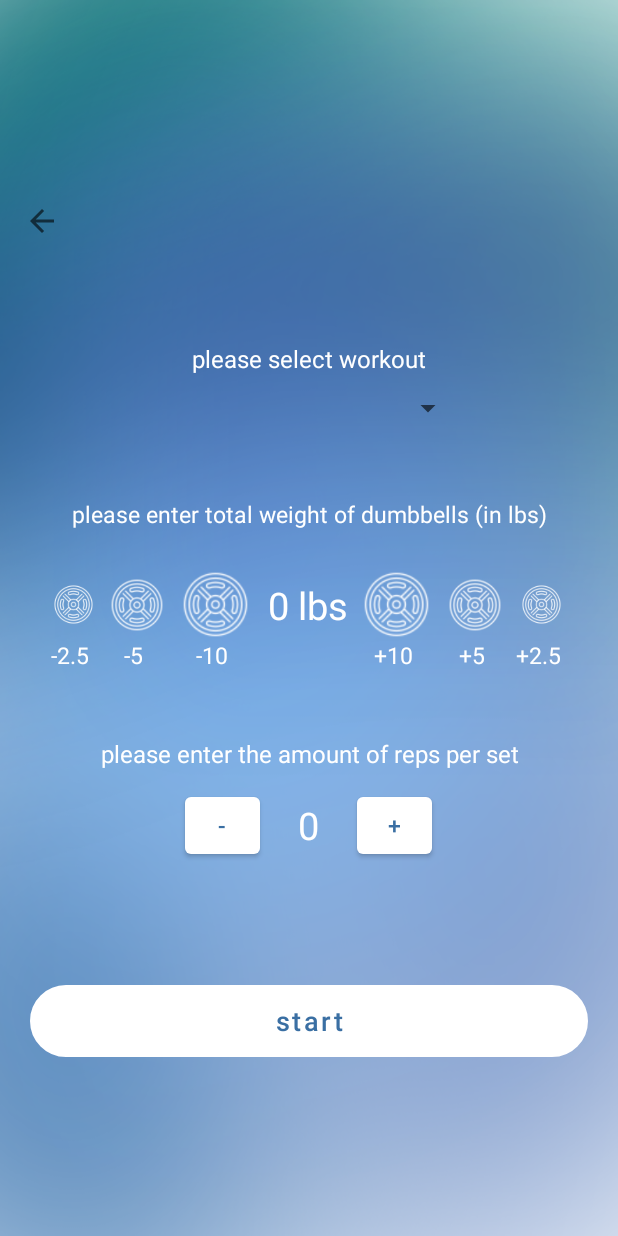
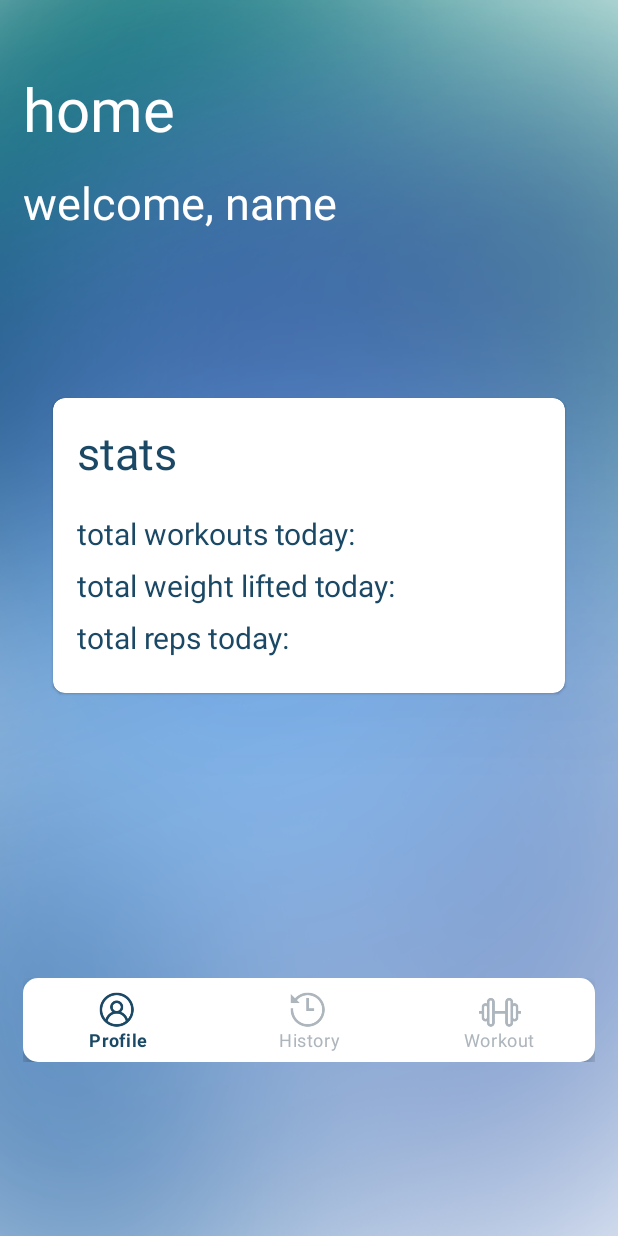
Before and after one commit to jcoop32/SmartBells, an Android app: the screen it shows after launch once a user with an empty profile is signed in (UserInputActivity before the commit, HomePageActivity after it), on a phone screen of 412 x 824 dp. Run offline under Robolectric (Android 15) with nearby library versions, the phone set to English and light mode, and no system bars; our stand-ins replace Firebase (no records; nobody signed in at launch, a user with empty details on screens opened directly).

Commit message:
home page

```diff
--- a/app/src/main/AndroidManifest.xml
+++ b/app/src/main/AndroidManifest.xml
@@ -9,6 +9,12 @@
         android:roundIcon="@mipmap/ic_launcher_round"
         android:supportsRtl="true"
         android:theme="@style/Theme.Smartbells">
+        <activity
+            android:name=".WorkoutHistory"
+            android:exported="false" />
+        <activity
+            android:name=".ProfilePage"
+            android:exported="false" />
         <activity
             android:name=".HomePageActivity"
             android:exported="false" />
--- a/app/src/main/java/com/cooperj2/smartbells/MainActivity.kt
+++ b/app/src/main/java/com/cooperj2/smartbells/MainActivity.kt
@@ -25,7 +25,7 @@ class MainActivity : AppCompatActivity() {
         val preferences = getSharedPreferences("checkbox", MODE_PRIVATE)
         val checkbox = preferences.getString("remember", "")
         if (checkbox.equals("true")){
-            val intent = Intent(this@MainActivity, UserInputActivity::class.java)
+            val intent = Intent(this@MainActivity, HomePageActivity::class.java)
             startActivity(intent)
         }else if (checkbox.equals("false")){
             Toast.makeText(this, "please login", Toast.LENGTH_SHORT).show()
@@ -40,7 +40,7 @@ class MainActivity : AppCompatActivity() {
             }else if (binding?.etPassword?.text.toString().isNotEmpty() && binding?.etPassword?.text.toString().isNotEmpty()){
                 firebaseAuth.signInWithEmailAndPassword(binding?.etEmail?.text.toString(), binding?.etPassword?.text.toString()).addOnCompleteListener{
                     if (it.isSuccessful){
-                        val intent = Intent(this@MainActivity, UserInputActivity::class.java)
+                        val intent = Intent(this@MainActivity, HomePageActivity::class.java)
                         startActivity(intent)
                         finish()
                     }else{
--- /dev/null
+++ b/app/src/main/res/drawable/nav_background_curved.xml
@@ -0,0 +1,7 @@
+<?xml version="1.0" encoding="UTF-8"?>
+<shape xmlns:android="http://schemas.android.com/apk/res/android"
+    android:shape="rectangle" >
+    <solid android:color="@color/white" />
+    <corners android:radius="10dp" />
+    <stroke android:color="@color/white"/>
+</shape>
--- /dev/null
+++ b/app/src/main/res/drawable/selector.xml
@@ -0,0 +1,11 @@
+<?xml version="1.0" encoding="utf-8"?>
+<selector xmlns:android="http://schemas.android.com/apk/res/android">
+
+    <item
+        android:state_selected="true"
+        android:color="@color/textPrimary"/>
+    <item
+        android:state_selected="false"
+        android:color="#adb5bd"/>
+
+</selector>
--- a/app/src/main/res/layout/activity_home_page.xml
+++ b/app/src/main/res/layout/activity_home_page.xml
@@ -4,6 +4,121 @@
     xmlns:tools="http://schemas.android.com/tools"
     android:layout_width="match_parent"
     android:layout_height="match_parent"
-    tools:context=".HomePageActivity">
+    android:orientation="vertical"
+    tools:context=".HomePageActivity"
+    android:background="@drawable/bgtest5"
+    android:layout_gravity="center"
+    android:padding="15dp"
+    >
+
+    <TextView
+        android:layout_width="match_parent"
+        android:layout_height="wrap_content"
+        android:text="home"
+        android:textSize="40dp"
+        android:textColor="@color/white"
+        android:layout_gravity="center"
+        android:layout_marginTop="30dp"
+        />
+
+    <TextView
+        android:id="@+id/tvWelcomeUserName"
+        android:layout_width="match_parent"
+        android:layout_height="wrap_content"
+        android:text="welcome, name"
+        android:textColor="@color/white"
+        android:textSize="30dp"
+        android:layout_marginTop="15dp"
+        />
+
+    <com.google.android.material.card.MaterialCardView
+        android:layout_width="match_parent"
+        android:layout_height="wrap_content"
+        android:layout_marginStart="20dp"
+        android:layout_marginEnd="20dp"
+        android:background="@color/white"
+        android:elevation="5dp"
+        app:cardCornerRadius="8dp"
+        android:layout_gravity="center"
+        android:layout_marginTop="110dp"
+        >
+
+        <LinearLayout
+            android:layout_width="match_parent"
+            android:layout_height="wrap_content"
+            android:layout_margin="16dp"
+            android:orientation="vertical"
+            android:gravity="center"
+            >
+
+            <TextView
+                android:id="@+id/tv_stats"
+                android:layout_width="match_parent"
+                android:layout_height="wrap_content"
+                android:gravity="start"
+                android:text="stats"
+                android:textSize="30sp"
+                android:textColor="@color/textPrimary"
+                android:layout_marginBottom="20dp"
+                />
+
+            <TextView
+                android:id="@+id/tvHPTotalWrkouts"
+                android:layout_width="match_parent"
+                android:layout_height="wrap_content"
+                android:gravity="start"
+                android:text="total workouts today: "
+                android:textSize="20sp"
+                android:textColor="@color/textPrimary"
+                android:layout_marginBottom="7.5dp"
+                />
+
+            <TextView
+                android:id="@+id/tvHPTotalWeight"
+                android:layout_width="match_parent"
+                android:layout_height="wrap_content"
+                android:gravity="start"
+                android:text="total weight lifted today: "
+                android:textSize="20sp"
+                android:textColor="@color/textPrimary"
+                android:layout_marginBottom="7.5dp"
+                />
+            <TextView
+                android:id="@+id/tvHPTotalReps"
+                android:layout_width="match_parent"
+                android:layout_height="wrap_content"
+                android:gravity="start"
+                android:text="total reps today: "
+                android:textSize="20sp"
+                android:textColor="@color/textPrimary"
+                android:layout_marginBottom="7.5dp"
+                />
+
+
+            </LinearLayout>
+    </com.google.android.material.card.MaterialCardView>
+
+
+    <LinearLayout
+        android:layout_width="wrap_content"
+        android:layout_height="wrap_content"
+        android:layout_gravity="bottom"
+        android:layout_marginTop="190dp"
+        >
+
+        <com.google.android.material.bottomnavigation.BottomNavigationView
+            android:id="@+id/bottom_navigation"
+            style="@style/Widget.MaterialComponents.BottomNavigationView.Colored"
+            android:layout_width="match_parent"
+            android:layout_height="wrap_content"
+            app:itemIconSize="28dp"
+            app:itemIconTint="@drawable/selector"
+            app:itemTextColor="@drawable/selector"
+            app:menu="@menu/bottom_navigation_menu"
+            android:background="@drawable/nav_background_curved"
+            app:itemRippleColor="#adb5bd"
+            />
+
+    </LinearLayout>
 
 </LinearLayout>
--- /dev/null
+++ b/app/src/main/res/menu/bottom_navigation_menu.xml
@@ -0,0 +1,31 @@
+<menu xmlns:android="http://schemas.android.com/apk/res/android">
+    <group>
+        <item
+            android:id="@+id/profile"
+            android:enabled="true"
+            android:icon="@drawable/profile"
+            android:title="@string/profile"
+            />
+        <item
+            android:id="@+id/history"
+            android:enabled="true"
+            android:icon="@drawable/history"
+            android:title="@string/history"/>
+
+        <item
+            android:id="@+id/itWorkout"
+            android:enabled="true"
+            android:icon="@drawable/workout"
+            android:title="@string/workout"/>
+
+        "<!-- <item
+            android:id="@+id/device"
+            android:enabled="true"
+            android:icon="@drawable/deviceconnecthp"
+            android:title="@string/device"
+            /> -->"
+
+
+    </group>
+
+</menu>
--- a/app/src/main/res/values/strings.xml
+++ b/app/src/main/res/values/strings.xml
@@ -19,6 +19,10 @@
     <string name="edittext_hint"><font size="35">weight</font></string>
     <string name="registration_successful">Registration Successful</string>
     <string name="reg_unsuccesful">Registration Unsuccessful. Please make sure all fields are correct.</string>
+    <string name="history">History</string>
+    <string name="workout">Workout</string>
+    <string name="device">Device</string>
+    <string name="profile">Profile</string>
 
 
 </resources>
```
Also changed, not shown: app/build.gradle (+10 -10 lines), app/src/main/java/com/cooperj2/smartbells/HomePageActivity.kt (+46 -0 lines), app/src/main/java/com/cooperj2/smartbells/ProfilePage.kt (added, +16 -0 lines), app/src/main/java/com/cooperj2/smartbells/WorkoutHistory.kt (added, +16 -0 lines), app/src/main/res/layout/activity_profile_page.xml (added, +46 -0 lines), app/src/main/res/layout/activity_workout_history.xml (added, +46 -0 lines), app/src/main/res/drawable/deviceconnecthp.png (added), app/src/main/res/drawable/history.png (added), app/src/main/res/drawable/profile.png (added), app/src/main/res/drawable/workout.png (added).
